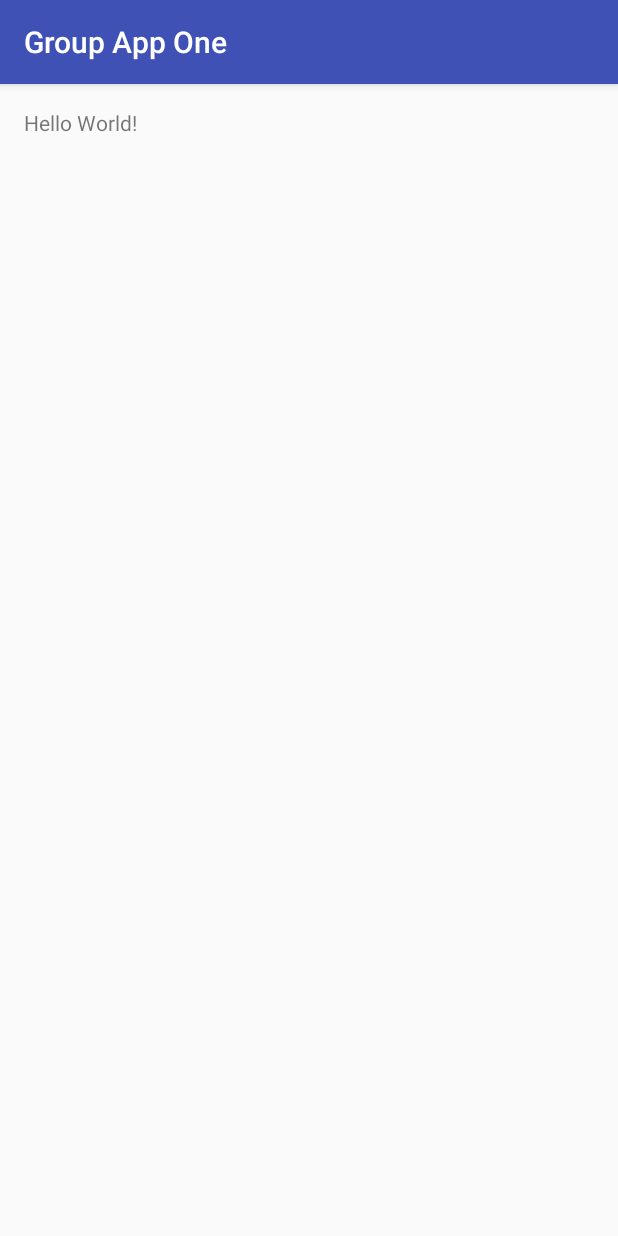
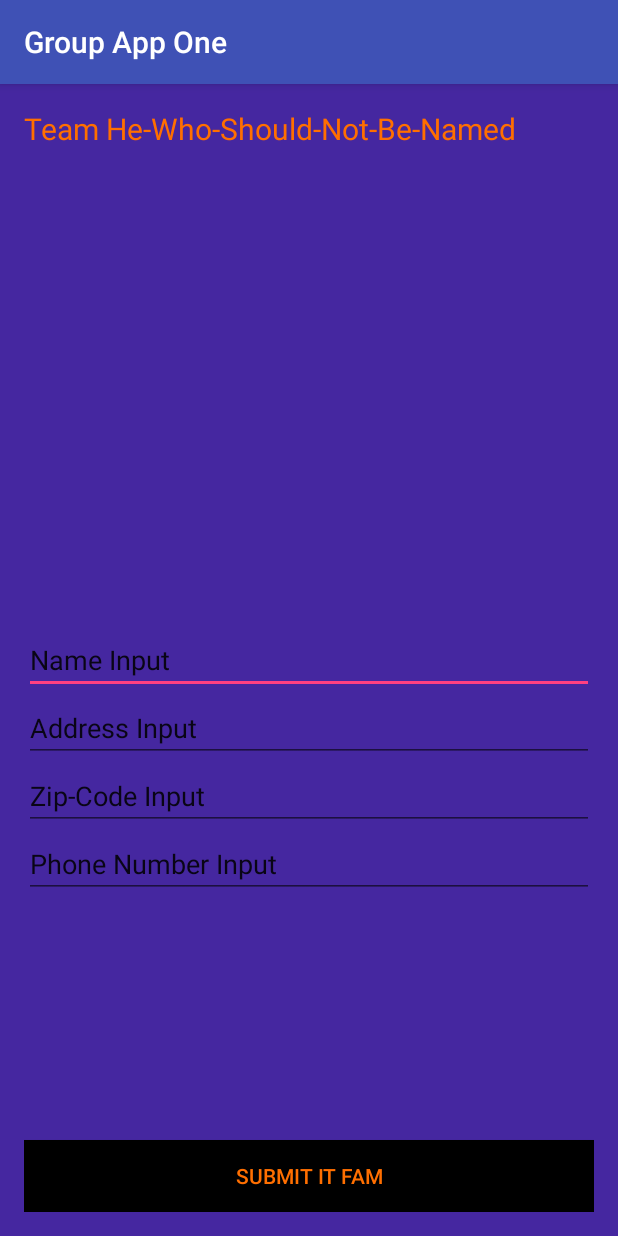
Before and after one commit to deldoyle/TeamVoldemort, an Android app: the screen it shows after launch (MainActivity), on a phone screen of 412 x 824 dp. Run offline under Robolectric (Android 15) with nearby library versions, the phone set to English and light mode, and no system bars.

Commit message:
Initial Commit;
Initiated Layout for xml

```diff
--- a/GroupAppOne/app/src/main/res/layout/activity_main.xml
+++ b/GroupAppOne/app/src/main/res/layout/activity_main.xml
@@ -7,10 +7,65 @@
                 android:paddingLeft="@dimen/activity_horizontal_margin"
                 android:paddingRight="@dimen/activity_horizontal_margin"
                 android:paddingTop="@dimen/activity_vertical_margin"
-    tools:context="com.zachlittle.android.aca.groupappone.MainActivity">
+                tools:context="com.zachlittle.android.aca.groupappone.MainActivity"
+                android:background="#4527A0"
+    >
+
+    <Button
+        android:layout_width="match_parent"
+        android:layout_height="wrap_content"
+        android:text="Submit It Fam"
+        android:id="@+id/buttonSubmit"
+        android:layout_alignParentBottom="true"
+        android:layout_centerHorizontal="true"
+        android:textColor="#FF6F00"
+        android:background="#000000"
+        android:clickable="true"/>
+
+    <EditText
+        android:layout_width="match_parent"
+        android:layout_height="wrap_content"
+        android:id="@+id/editName"
+        android:text="Name Input"
+        android:layout_centerVertical="true"
+        android:layout_alignParentLeft="true"
+        android:layout_alignParentStart="true"/>
+
+    <EditText
+        android:layout_width="match_parent"
+        android:layout_height="wrap_content"
+        android:id="@+id/editAddress"
+        android:layout_below="@+id/editName"
+        android:layout_centerHorizontal="true"
+        android:text="Address Input"
+        />
+
+    <EditText
+        android:layout_width="match_parent"
+        android:layout_height="wrap_content"
+        android:id="@+id/editPhone"
+        android:text="Phone Number Input"
+        android:layout_below="@+id/editZip"
+        android:layout_alignParentRight="true"
+        android:layout_alignParentEnd="true"/>
 
     <TextView
-        android:layout_width="wrap_content"
+        android:layout_width="match_parent"
         android:layout_height="wrap_content"
-        android:text="Hello World!" />
+        android:text="Team He-Who-Should-Not-Be-Named"
+        android:id="@+id/textView"
+        android:layout_alignParentTop="true"
+        android:layout_alignRight="@+id/editName"
+        android:layout_alignEnd="@+id/editName"
+        android:textSize="20dp"
+        android:textColor="#FF6F00"/>
+
+    <EditText
+        android:layout_width="match_parent"
+        android:layout_height="wrap_content"
+        android:id="@+id/editZip"
+        android:layout_below="@+id/editAddress"
+        android:layout_centerHorizontal="true"
+        android:text="Zip-Code Input"/>
+
 </RelativeLayout>
```
Also changed, not shown: GroupAppOne/app/src/main/res/drawable/0c8969980bdd9054d1ed6afd1467880d.png (added), GroupAppOne/app/src/main/res/drawable/Pasted image at 2016_09_12 01_24 PM.png (added), GroupAppOne/app/src/main/res/drawable/VoldyResources/0c8969980bdd9054d1ed6afd1467880d.png (added), GroupAppOne/app/src/main/res/drawable/VoldyResources/Pasted image at 2016_09_12 01_24 PM.png (added), GroupAppOne/app/src/main/res/drawable/VoldyResources/search.png (added), GroupAppOne/app/src/main/res/drawable/search.png (added), GroupAppOne/app/src/main/res/layout/Voldy Resources/0c8969980bdd9054d1ed6afd1467880d.png (added), GroupAppOne/app/src/main/res/layout/Voldy Resources/Pasted image at 2016_09_12 01_24 PM.png (added), GroupAppOne/app/src/main/res/layout/Voldy Resources/search.png (added). Lines whose indentation alone changed are shown as unchanged.
